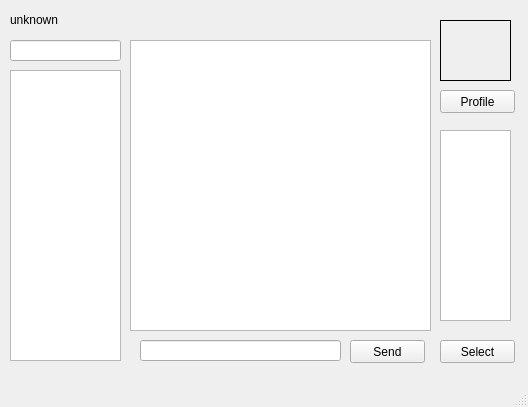
First picture: the form in Lokaverkefni/test.ui, repository jonasfreyr/Lokaverkefni-Netforritun, before the edit.
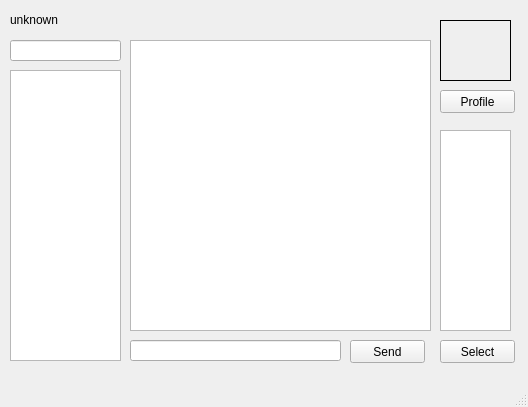
Second picture: the form after the edit.

The edit to the form file:
```diff
--- a/Lokaverkefni/test.ui
+++ b/Lokaverkefni/test.ui
@@ -23,9 +23,9 @@
    <widget class="QLineEdit" name="lineEdit">
     <property name="geometry">
      <rect>
-      <x>140</x>
+      <x>130</x>
       <y>340</y>
-      <width>201</width>
+      <width>211</width>
       <height>21</height>
      </rect>
     </property>
@@ -104,7 +104,7 @@
       <x>440</x>
       <y>130</y>
       <width>71</width>
-      <height>191</height>
+      <height>201</height>
      </rect>
     </property>
    </widget>
```
